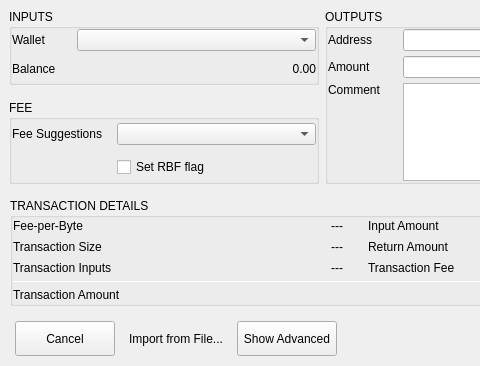
Above: BlockSettleUILib/CreateTransactionDialogSimple.ui from BlockSettle/terminal before the change; both pictures show x 0 to 480 and y 0 to 366 of the 715 by 366 pixel window. Below: the same form after it.
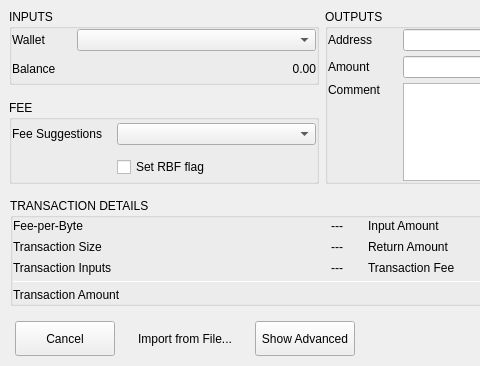
That is the form after the change.

Commit message: Fixed import from file button.

```diff
--- a/BlockSettleUILib/CreateTransactionDialogSimple.ui
+++ b/BlockSettleUILib/CreateTransactionDialogSimple.ui
@@ -1702,7 +1702,7 @@
        <widget class="QPushButton" name="pushButtonImport">
         <property name="minimumSize">
          <size>
-          <width>100</width>
+          <width>120</width>
           <height>35</height>
          </size>
         </property>
```
The commit also changes 1 other file.
